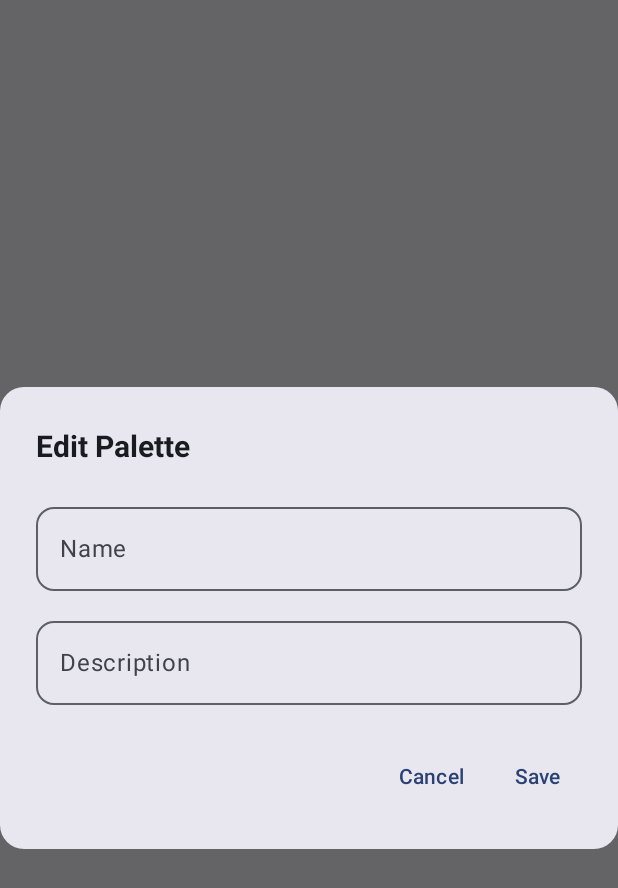
After one commit to muktiwbowo/ColorPaletteCamera, an Android app built with Jetpack Compose: the composable EditPaletteDialog called with empty values, on a phone screen of 412 x 824 dp. The commit adds this screen. Shown: the top 888 px of the screen. Run offline under Robolectric (Android 15) with nearby library versions, the phone set to English and light mode, and no system bars; 1 statement that could not run was skipped.

Commit message:
[feature] implement color palette editing

```diff
--- a/app/src/main/java/com/svault/colorpalettecamera/data/local/entity/PaletteEntity.kt
+++ b/app/src/main/java/com/svault/colorpalettecamera/data/local/entity/PaletteEntity.kt
@@ -14,5 +14,7 @@ data class PaletteEntity(
     val imageUri: String,
     val colors: List<ColorInfo>,
     val dominantColor: ColorInfo?,
+    val name: String? = null,
+    val description: String? = null,
     val createdAt: Long = System.currentTimeMillis()
 )
--- a/app/src/main/java/com/svault/colorpalettecamera/di/DatabaseModule.kt
+++ b/app/src/main/java/com/svault/colorpalettecamera/di/DatabaseModule.kt
@@ -24,7 +24,9 @@ object DatabaseModule {
             context,
             AppDatabase::class.java,
             AppDatabase.DATABASE_NAME
-        ).build()
+        )
+            .addMigrations(AppDatabase.MIGRATION_1_2)
+            .build()
     }
 
     @Provides
--- /dev/null
+++ b/app/src/main/java/com/svault/colorpalettecamera/ui/components/EditPaletteDialog.kt
@@ -0,0 +1,87 @@
+package com.svault.colorpalettecamera.ui.components
+
+import androidx.compose.foundation.layout.Column
+import androidx.compose.foundation.layout.Spacer
+import androidx.compose.foundation.layout.fillMaxWidth
+import androidx.compose.foundation.layout.height
+import androidx.compose.foundation.layout.padding
+import androidx.compose.foundation.shape.RoundedCornerShape
+import androidx.compose.material3.AlertDialog
+import androidx.compose.material3.MaterialTheme
+import androidx.compose.material3.OutlinedTextField
+import androidx.compose.material3.Text
+import androidx.compose.material3.TextButton
+import androidx.compose.runtime.Composable
+import androidx.compose.runtime.getValue
+import androidx.compose.runtime.mutableStateOf
+import androidx.compose.runtime.remember
+import androidx.compose.runtime.setValue
+import androidx.compose.ui.Modifier
+import androidx.compose.ui.text.font.FontWeight
+import androidx.compose.ui.unit.dp
+import androidx.compose.ui.unit.sp
+
+@Composable
+fun EditPaletteDialog(
+    currentName: String?,
+    currentDescription: String?,
+    onDismiss: () -> Unit,
+    onSave: (name: String, description: String) -> Unit
+) {
+    var name by remember { mutableStateOf(currentName ?: "") }
+    var description by remember { mutableStateOf(currentDescription ?: "") }
+
+    AlertDialog(
+        onDismissRequest = onDismiss,
+        title = {
+            Text(
+                text = "Edit Palette",
+                fontSize = 20.sp,
+                fontWeight = FontWeight.Bold
+            )
+        },
+        text = {
+            Column(
+                modifier = Modifier.fillMaxWidth()
+            ) {
+                OutlinedTextField(
+                    value = name,
+                    onValueChange = { name = it },
+                    label = { Text("Name") },
+                    placeholder = { Text("Enter palette name") },
+                    modifier = Modifier.fillMaxWidth(),
+                    singleLine = true,
+                    shape = RoundedCornerShape(12.dp)
+                )
+
+                Spacer(modifier = Modifier.height(12.dp))
+
+                OutlinedTextField(
+                    value = description,
+                    onValueChange = { description = it },
+                    label = { Text("Description") },
+                    placeholder = { Text("Enter description (optional)") },
+                    modifier = Modifier.fillMaxWidth(),
+                    maxLines = 3,
+                    shape = RoundedCornerShape(12.dp)
+                )
+            }
+        },
+        confirmButton = {
+            TextButton(
+                onClick = {
+                    onSave(name.trim(), description.trim())
+                    onDismiss()
+                }
+            ) {
+                Text("Save")
+            }
+        },
+        dismissButton = {
+            TextButton(onClick = onDismiss) {
+                Text("Cancel")
+            }
+        },
+        shape = RoundedCornerShape(16.dp)
+    )
+}
```
Also changed, not shown: app/src/main/java/com/svault/colorpalettecamera/data/local/database/AppDatabase.kt (+10 -1 lines), app/src/main/java/com/svault/colorpalettecamera/ui/detail/PaletteDetailScreen.kt (+81 -6 lines), app/src/main/java/com/svault/colorpalettecamera/ui/detail/PaletteDetailViewModel.kt (+34 -0 lines).
